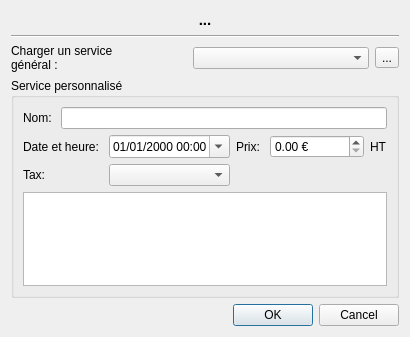
The window that src/dialogservices.ui (cfdev/mcercle) describes before a commit, drawn with Qt 5.
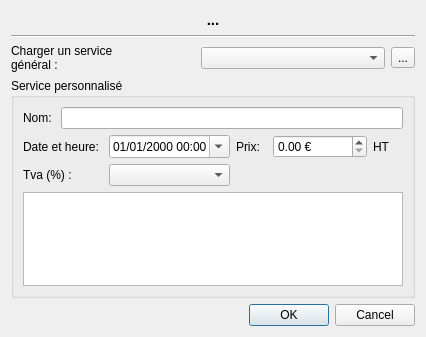
The same window after the commit. Icons and pictures are not drawn.

Diff of the .ui file:
```diff
--- a/src/dialogservices.ui
+++ b/src/dialogservices.ui
@@ -6,7 +6,7 @@
    <rect>
     <x>0</x>
     <y>0</y>
-    <width>401</width>
+    <width>426</width>
     <height>337</height>
    </rect>
   </property>
@@ -145,7 +145,7 @@
             <item row="2" column="0">
              <widget class="QLabel" name="label_titletax">
               <property name="text">
-               <string>Tax:</string>
+               <string>Tva (%) :</string>
               </property>
              </widget>
             </item>
```
